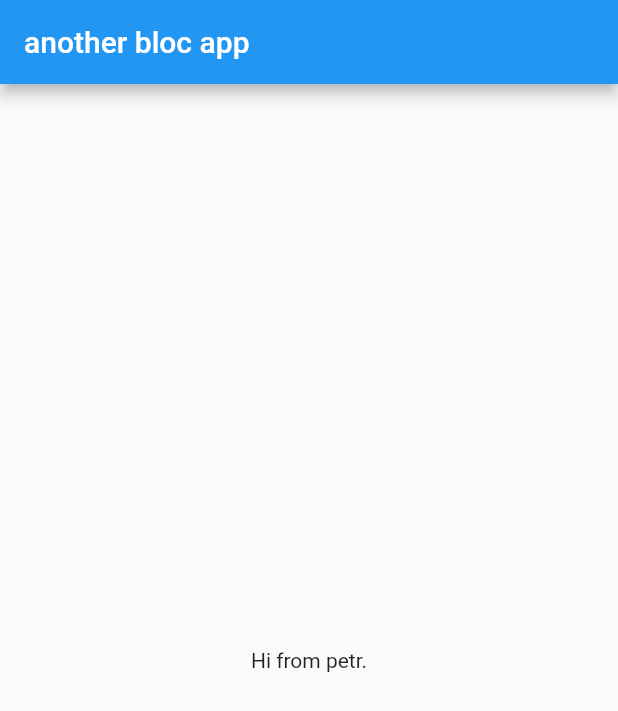
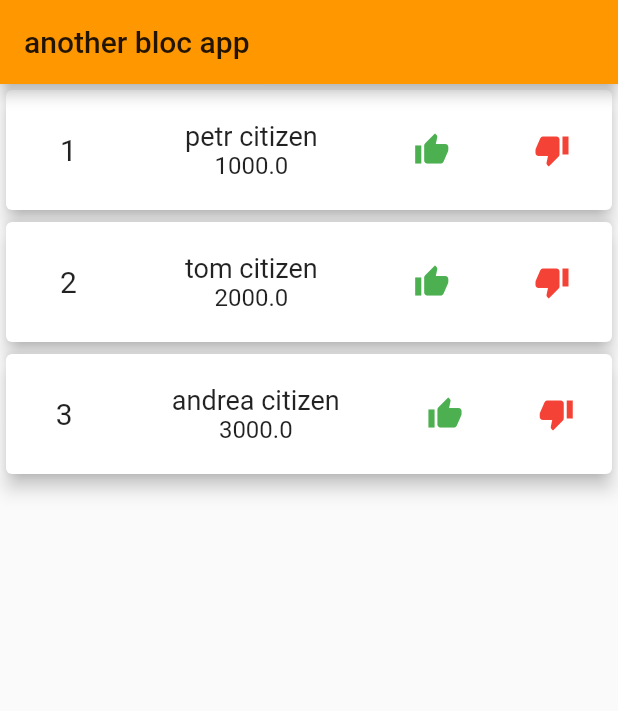
Before and after one commit to petrdragonman/another_bloc_app, a Flutter app: the screen it shows after launch, on a phone screen of 412 x 824 dp. Shown: the top 711 px of the screen. Run offline on Flutter 3.47's test engine with Material 2 defaults, Android fonts, the phone set to English and light mode, and no system bars.

Commit message:
second commit

```diff
--- a/lib/employee.dart
+++ b/lib/employee.dart
@@ -0,0 +1,23 @@
+class Employee{
+  int _id;
+  String _name;
+  double _salary;
+
+  Employee(this._id, this._name, this._salary);
+
+  // setter
+  set id(int id){
+    this._id = id;
+  }
+  set name(String name){
+    this._name = name;
+  }
+  set salary(double salary){
+    this._salary = salary;
+  }
+
+  // getter
+  int get id => this._id;
+  String get name => this._name;
+  double get salary => this._salary;
+}
--- a/lib/employeeBloc.dart
+++ b/lib/employeeBloc.dart
@@ -0,0 +1,57 @@
+import 'dart:async';
+
+import './employee.dart';
+//1 -> imports
+
+class EmployeeBloc{
+  // sink to add in pipe
+  // stream to get data from pipe
+
+  //2 -> lists or datasets -> employees
+  List<Employee> _employeeList = [
+    Employee(1, 'petr citizen', 1000.0),
+    Employee(2, 'tom citizen', 2000.0),
+    Employee(3, 'andrea citizen', 3000.0)
+  ];
+  // 3 -> stream controllers
+  final _employeeListStreamController = StreamController<List<Employee>>();
+  final _employeeSalaryIncrementStreamController = StreamController<Employee>();
+  final _employeeSalaryDecrementStreamController = StreamController<Employee>();
+
+  //4 -> stream sink getters
+  Stream<List<Employee>> get employeeListStream => _employeeListStreamController.stream;
+  StreamSink<List<Employee>> get employeeListSink => _employeeListStreamController.sink;
+
+  StreamSink<Employee> get empployeeSalaryIncrementSink => _employeeSalaryIncrementStreamController.sink;
+  StreamSink<Employee> get employeeSalaryDecrementSink => _employeeSalaryDecrementStreamController.sink;
+
+  EmployeeBloc(){
+    //5 -> contructor -> add data
+    _employeeListStreamController.add(_employeeList);
+    //5 -> contructor -> listen to changes
+    _employeeSalaryIncrementStreamController.stream.listen(_incrementSalary);
+    _employeeSalaryDecrementStreamController.stream.listen(_decrementSalary);
+  }
+
+  //6 -> core functions
+  _incrementSalary(Employee employee){
+    double salary = employee.salary;
+    double incrementedSalary = salary * 20/100;
+    _employeeList[employee.id - 1].salary = salary + incrementedSalary;
+    employeeListSink.add(_employeeList);
+  }
+
+  _decrementSalary(Employee employee){
+    double salary = employee.salary;
+    double decrementedSalary = salary * 20/100;
+    _employeeList[employee.id - 1].salary = salary - decrementedSalary;
+    employeeListSink.add(_employeeList);
+  }
+
+  //7 -> dispose
+  void dispose(){
+    _employeeSalaryIncrementStreamController.close();
+    _employeeSalaryDecrementStreamController.close();
+    _employeeListStreamController.close();
+  }
+}
--- a/lib/homePage.dart
+++ b/lib/homePage.dart
@@ -1,7 +1,23 @@
 import 'package:flutter/material.dart';
 
-class HomePage extends StatelessWidget {
+import './employee.dart';
+import './employeeBloc.dart';
+
+class HomePage extends StatefulWidget {
   const HomePage({Key key}) : super(key: key);
+
+  @override
+  _HomePageState createState() => _HomePageState();
+}
+
+class _HomePageState extends State<HomePage> {
+  final EmployeeBloc _employeeBloc = EmployeeBloc();
+
+  @override
+  void dispose() {
+    super.dispose();
+    _employeeBloc.dispose();
+  }
 
   @override
   Widget build(BuildContext context) {
@@ -9,8 +25,66 @@ class HomePage extends StatelessWidget {
       appBar: AppBar(
         title: Text('another bloc app'),
       ),
-      body: Center(
-        child: Text('Hi from petr.'),
+      body: Container(
+        child: StreamBuilder<List<Employee>>(
+          stream: _employeeBloc.employeeListStream,
+          builder:
+              (BuildContext context, AsyncSnapshot<List<Employee>> snapshot) {
+            return ListView.builder(
+              itemCount: snapshot.data.length,
+              itemBuilder: (context, index) {
+                return Card(
+                  elevation: 5.0,
+                  child: Row(
+                    mainAxisAlignment: MainAxisAlignment.spaceAround,
+                    children: <Widget>[
+                      Container(
+                        padding: EdgeInsets.all(20.0),
+                        child: Text(
+                          snapshot.data[index].id.toString(),
+                          style: TextStyle(fontSize: 20.0),
+                        ),
+                      ),
+                      Container(
+                        padding: EdgeInsets.all(20.0),
+                        child: Column(
+                          children: <Widget>[
+                            Text(
+                              snapshot.data[index].name,
+                              style: TextStyle(fontSize: 18.0),
+                            ),
+                            Text(
+                              snapshot.data[index].salary.toString(),
+                              style: TextStyle(fontSize: 16.0),
+                            ),
+                          ],
+                        ),
+                      ),
+                      Container(
+                        child: IconButton(
+                          icon: Icon(Icons.thumb_up),
+                          color: Colors.green,
+                          onPressed: (){
+                            _employeeBloc.empployeeSalaryIncrementSink.add(snapshot.data[index]);
+                          },
+                        ),
+                      ),
+                      Container(
+                        child: IconButton(
+                          icon: Icon(Icons.thumb_down),
+                          color: Colors.red,
+                          onPressed: (){
+                            _employeeBloc.employeeSalaryDecrementSink.add(snapshot.data[index]);
+                          },
+                        ),
+                      ),
+                    ],
+                  ),
+                );
+              },
+            );
+          },
+        ),
       ),
     );
   }
--- a/lib/main.dart
+++ b/lib/main.dart
@@ -11,6 +11,10 @@ class MyApp extends StatelessWidget {
   Widget build(BuildContext context) {
     return MaterialApp(
       title: 'Another Bloc App',
+      theme: ThemeData(
+        primarySwatch: Colors.orange,
+      ),
+      debugShowCheckedModeBanner: false,
       home: HomePage(),
     );
   }
```
